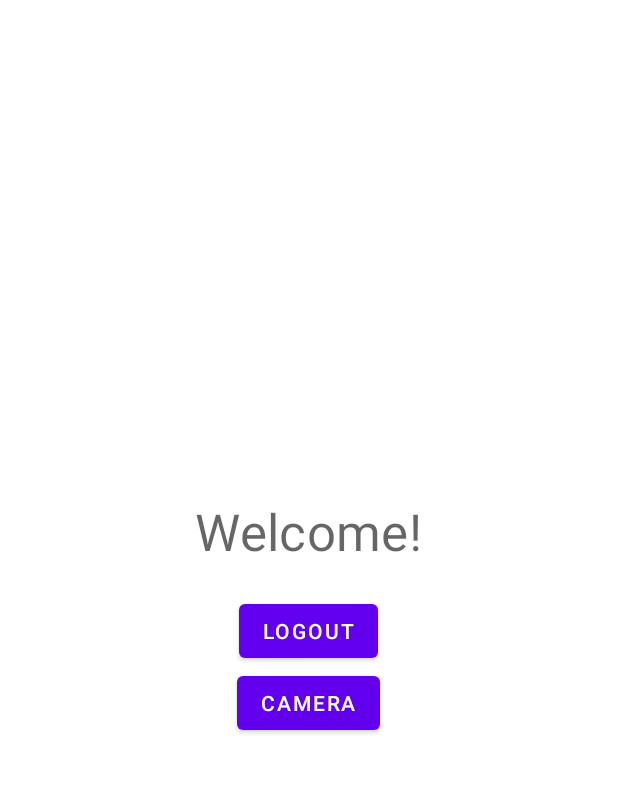
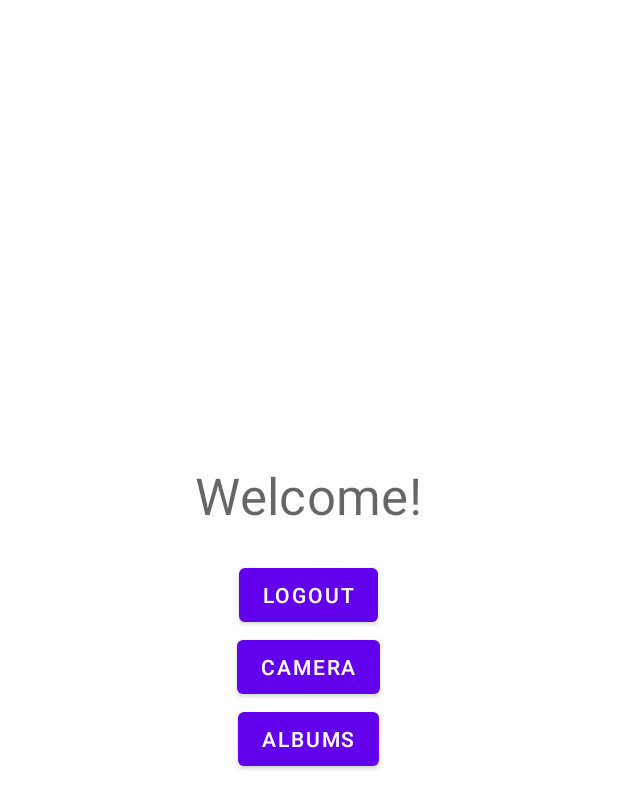
Before and after one commit to alejandroad/Final-Project, an Android app: the layout activity_profile.xml on its own in the app's theme, with its tools: preview values and no code run, on a phone screen of 412 x 824 dp. Shown: the top 809 px of the screen. Run offline under Robolectric (Android 15) with nearby library versions, the phone set to English and light mode, and no system bars.

Commit message:
Added Slideshow View

```diff
--- a/app/src/main/AndroidManifest.xml
+++ b/app/src/main/AndroidManifest.xml
@@ -37,6 +37,10 @@
         <activity android:name=".SignUpActivity">
 
         </activity>
+        <activity android:name=".SlideshowActivity">
+
+        </activity>
+
         <activity android:name=".ProfileActivity">
 
         </activity>
--- a/app/src/main/java/com/example/lab4/ProfileActivity.kt
+++ b/app/src/main/java/com/example/lab4/ProfileActivity.kt
@@ -43,6 +43,9 @@ class ProfileActivity : AppCompatActivity() {
         binding.camera.setOnClickListener {
             startActivity(Intent(this, CameraActivity::class.java))
         }
+        binding.albumsBtn.setOnClickListener {
+            startActivity(Intent(this, AlbumActivity::class.java))
+        }
     }
 
     private fun checkUser() {
--- /dev/null
+++ b/app/src/main/java/com/example/lab4/SlideshowActivity.kt
@@ -0,0 +1,40 @@
+package com.example.lab4;
+
+import android.content.Intent
+import androidx.appcompat.app.AppCompatActivity
+import android.os.Bundle
+import android.util.Log
+
+import android.view.View
+import android.widget.Toast
+import com.example.lab4.adapter.AlbumCardAdapter
+import com.example.lab4.adapter.Listener
+import kotlinx.coroutines.*
+import com.example.lab4.data.Datasource
+import com.example.lab4.databinding.ActivitySlideshowBinding
+import com.google.firebase.auth.FirebaseAuth
+import com.google.firebase.auth.ktx.auth
+import com.google.firebase.ktx.Firebase
+
+public class SlideshowActivity : AppCompatActivity() {
+
+    private lateinit var binding: ActivitySlideshowBinding
+
+    override fun onCreate(savedInstanceState: Bundle?) {
+        super.onCreate(savedInstanceState)
+        binding = ActivitySlideshowBinding.inflate(layoutInflater)
+        setContentView(binding.root)
+
+        val auth: FirebaseAuth = Firebase.auth
+        GlobalScope.launch {
+            for (images in Datasource.images_1) {
+                Log.d("Slideshow", ".")
+                binding.imageView.setImageResource(images)
+                delay(500L)
+            }
+        }
+
+        // Enable up button for backward navigation
+        supportActionBar?.setDisplayHomeAsUpEnabled(true)
+    }
+}
--- a/app/src/main/res/layout/activity_profile.xml
+++ b/app/src/main/res/layout/activity_profile.xml
@@ -36,4 +36,12 @@
 
     </Button>
 
+    <Button
+        android:id="@+id/albumsBtn"
+        android:layout_width="wrap_content"
+        android:layout_height="wrap_content"
+        android:text="@string/albums">
+
+    </Button>
+
 </LinearLayout>
--- a/app/src/main/res/values/strings.xml
+++ b/app/src/main/res/values/strings.xml
@@ -14,6 +14,7 @@
     <string name="hello">Hello</string>
     <string name="create_a_new_account">Create a new account</string>
     <string name="camera">Camera</string>
+    <string name="albums">Albums</string>
     <string name="password_requirements">Password Requirements</string>
     <string name="bullet">•</string>
     <string name="requirement_one">Password must be 8 characters long</string>
--- a/build.gradle
+++ b/build.gradle
@@ -10,6 +10,8 @@ buildscript {
 
         // Add the dependency for the Google services Gradle plugin
         classpath 'com.google.gms:google-services:4.3.13'
+
+
 
     }
 }
```
Also changed, not shown: app/src/main/java/com/example/lab4/AlbumActivity.kt (+14 -2 lines), app/src/main/java/com/example/lab4/adapter/AlbumCardAdapter.kt (+22 -12 lines), app/src/main/java/com/example/lab4/adapter/Listener.kt (added, +7 -0 lines), app/src/main/java/com/example/lab4/data/Datasource.kt (+23 -1 lines), app/src/main/res/layout/activity_slideshow.xml (added, +19 -0 lines).
